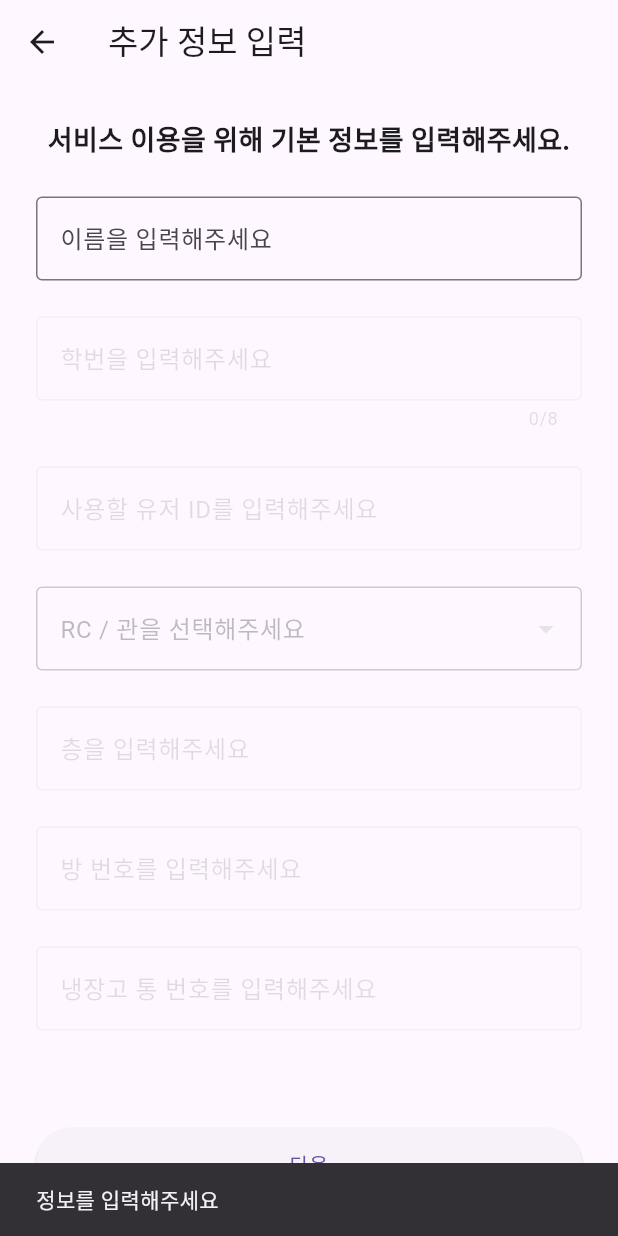
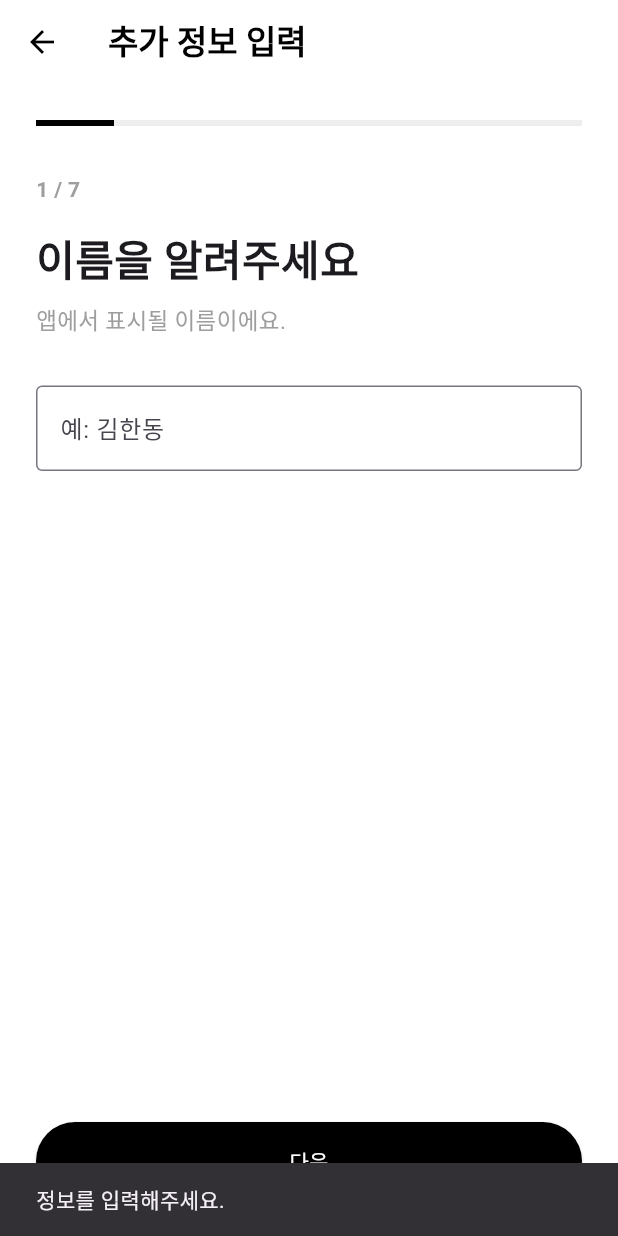
Before and after one commit to jenjemoon/smart-dorm-manager, a Flutter app: the ProfileSetupPage screen opened by its route, after a tap on "다음", on a phone screen of 412 x 824 dp. Run offline on Flutter 3.47's test engine with Material 3 defaults, Android fonts, the phone set to English and light mode, and no system bars; our stand-ins replace camera, cloud_firestore, firebase_auth, firebase_core, firebase_storage, google_sign_in; missing offline and left inert: mobile_scanner; accounts and stored records are empty.

Commit message:
회원가입 추가내용
추가질문 업데이트 완료

```diff
--- a/lib/profile_setup_page.dart
+++ b/lib/profile_setup_page.dart
@@ -11,8 +11,6 @@ class ProfileSetupPage extends StatefulWidget {
 }
 
 class _ProfileSetupPageState extends State<ProfileSetupPage> {
-  final _scrollController = ScrollController();
-
   final _nameController = TextEditingController();
   final _studentNoController = TextEditingController();
   final _userIdController = TextEditingController();
@@ -25,6 +23,7 @@ class _ProfileSetupPageState extends State<ProfileSetupPage> {
 
   int _currentStep = 0;
   bool _isSaving = false;
+  bool _isCheckingUserId = false;
 
   final List<Map<String, String>> _rcOptions = [
     {'rc': '토레이', 'building': '비전관'},
@@ -36,40 +35,27 @@ class _ProfileSetupPageState extends State<ProfileSetupPage> {
     {'rc': '갈대상자', 'building': '갈대상자'},
   ];
 
-  final List<String> _questions = [
-    '이름을 입력해주세요',
+  final List<String> _titles = [
+    '이름을 알려주세요',
     '학번을 입력해주세요',
-    '사용할 유저 ID를 입력해주세요',
+    '사용할 ID를 정해주세요',
     'RC / 관을 선택해주세요',
     '층을 입력해주세요',
     '방 번호를 입력해주세요',
     '냉장고 통 번호를 입력해주세요',
   ];
 
-  Future<void> _nextStep() async {
-    if (!_isCurrentStepValid()) {
-      ScaffoldMessenger.of(context).showSnackBar(
-        const SnackBar(content: Text('정보를 입력해주세요')),
-      );
-      return;
-    }
+  final List<String> _subtitles = [
+    '앱에서 표시될 이름이에요.',
+    '8자리 학번을 입력해주세요.',
+    '다른 사용자와 구분할 ID예요.',
+    '거주 중인 RC와 건물을 선택해주세요.',
+    '현재 거주 중인 층을 입력해주세요.',
+    '방 번호를 숫자로 입력해주세요.',
+    '냉장고에 배정된 통 번호를 입력해주세요.',
+  ];
 
-    if (_currentStep < _questions.length - 1) {
-      setState(() {
-        _currentStep++;
-      });
-
-      await Future.delayed(const Duration(milliseconds: 200));
-
-      _scrollController.animateTo(
-        _currentStep * 120,
-        duration: const Duration(milliseconds: 400),
-        curve: Curves.easeInOut,
-      );
-    } else {
-      await _saveUserInfo();
-    }
-  }
+  bool get _isLastStep => _currentStep == _titles.length - 1;
 
   Future<bool> _isUserIdAvailable(String userId) async {
     final result = await FirebaseFirestore.instance
@@ -85,7 +71,7 @@ class _ProfileSetupPageState extends State<ProfileSetupPage> {
       case 0:
         return _nameController.text.trim().isNotEmpty;
       case 1:
-        return _studentNoController.text.trim().isNotEmpty;
+        return _studentNoController.text.trim().length == 8;
       case 2:
         return _userIdController.text.trim().isNotEmpty;
       case 3:
@@ -101,9 +87,58 @@ class _ProfileSetupPageState extends State<ProfileSetupPage> {
     }
   }
 
+  Future<void> _nextStep() async {
+    if (!_isCurrentStepValid()) {
+      ScaffoldMessenger.of(context).showSnackBar(
+        SnackBar(
+          content: Text(
+            _currentStep == 1 ? '학번은 8자리로 입력해주세요.' : '정보를 입력해주세요.',
+          ),
+        ),
+      );
+      return;
+    }
+
+    if (_currentStep == 2) {
+      setState(() {
+        _isCheckingUserId = true;
+      });
+
+      final available = await _isUserIdAvailable(_userIdController.text.trim());
+
+      if (!mounted) return;
+
+      setState(() {
+        _isCheckingUserId = false;
+      });
+
+      if (!available) {
+        ScaffoldMessenger.of(context).showSnackBar(
+          const SnackBar(content: Text('이미 사용 중인 유저 ID입니다.')),
+        );
+        return;
+      }
+    }
+
+    if (_isLastStep) {
+      await _saveUserInfo();
+    } else {
+      setState(() {
+        _currentStep++;
+      });
+    }
+  }
+
+  void _prevStep() {
+    if (_currentStep == 0) return;
+
+    setState(() {
+      _currentStep--;
+    });
+  }
+
   Future<void> _saveUserInfo() async {
     final user = FirebaseAuth.instance.currentUser;
-
     if (user == null) return;
 
     setState(() {
@@ -130,22 +165,103 @@ class _ProfileSetupPageState extends State<ProfileSetupPage> {
     if (!mounted) return;
 
     ScaffoldMessenger.of(context).showSnackBar(
-      const SnackBar(
-        content: Text('회원가입이 완료되었습니다. 환영합니다!'),
-        duration: Duration(seconds: 2),
-      ),
+      const SnackBar(content: Text('회원가입이 완료되었습니다.')),
     );
-
-    await Future.delayed(const Duration(seconds: 2));
-
-    if (!mounted) return;
 
     Navigator.pushReplacementNamed(context, '/home');
   }
 
+  Widget _buildInput() {
+    switch (_currentStep) {
+      case 0:
+        return _textField(
+          controller: _nameController,
+          hint: '예: 김한동',
+        );
+      case 1:
+        return _textField(
+          controller: _studentNoController,
+          hint: '예: 12345678',
+          keyboardType: TextInputType.number,
+          maxLength: 8,
+          inputFormatters: [FilteringTextInputFormatter.digitsOnly],
+        );
+      case 2:
+        return _textField(
+          controller: _userIdController,
+          hint: '예: handong',
+        );
+      case 3:
+        return DropdownButtonFormField<Map<String, String>>(
+          value: _selectedRc == null
+              ? null
+              : _rcOptions.firstWhere((item) => item['rc'] == _selectedRc),
+          decoration: const InputDecoration(
+            border: OutlineInputBorder(),
+            labelText: 'RC / 관',
+          ),
+          items: _rcOptions.map((item) {
+            return DropdownMenuItem<Map<String, String>>(
+              value: item,
+              child: Text('${item['rc']} (${item['building']})'),
+            );
+          }).toList(),
+          onChanged: (value) {
+            setState(() {
+              _selectedRc = value?['rc'];
+              _selectedBuilding = value?['building'];
+            });
+          },
+        );
+      case 4:
+        return _textField(
+          controller: _floorController,
+          hint: '예: 3',
+          keyboardType: TextInputType.number,
+          inputFormatters: [FilteringTextInputFormatter.digitsOnly],
+        );
+      case 5:
+        return _textField(
+          controller: _roomNoController,
+          hint: '예: 301',
+          keyboardType: TextInputType.number,
+          inputFormatters: [FilteringTextInputFormatter.digitsOnly],
+        );
+      case 6:
+        return _textField(
+          controller: _fridgeContainerController,
+          hint: '예: A3',
+        );
+      default:
+        return const SizedBox.shrink();
+    }
+  }
+
+  Widget _textField({
+    required TextEditingController controller,
+    required String hint,
+    TextInputType keyboardType = TextInputType.text,
+    List<TextInputFormatter>? inputFormatters,
+    int? maxLength,
+  }) {
+    return TextField(
+      controller: controller,
+      keyboardType: keyboardType,
+      inputFormatters: inputFormatters,
+      maxLength: maxLength,
+      decoration: InputDecoration(
+        border: const OutlineInputBorder(),
+        hintText: hint,
+        counterText: '',
+      ),
+      onChanged: (_) {
+        setState(() {});
+      },
+    );
+  }
+
   @override
   void dispose() {
-    _scrollController.dispose();
     _nameController.dispose();
     _studentNoController.dispose();
     _userIdController.dispose();
@@ -155,176 +271,100 @@ class _ProfileSetupPageState extends State<ProfileSetupPage> {
     super.dispose();
   }
 
-  Widget _buildQuestion(int index) {
-    final bool isCurrent = index == _currentStep;
-    final bool isDone = index < _currentStep;
-
-    return AnimatedOpacity(
-      opacity: isCurrent ? 1.0 : 0.35,
-      duration: const Duration(milliseconds: 300),
-      child: Padding(
-        padding: const EdgeInsets.only(bottom: 24),
-        child: index == 3
-            ? _buildRcDropdown(isCurrent, isDone)
-            : _buildTextField(index, isCurrent, isDone),
-      ),
-    );
-  }
-
-  Widget _buildTextField(int index, bool isCurrent, bool isDone) {
-    final controllers = [
-      _nameController,
-      _studentNoController,
-      _userIdController,
-      _floorController,
-      _roomNoController,
-      _fridgeContainerController,
-    ];
-
-    final controllerIndex = index > 3 ? index - 1 : index;
-
-    final controller = controllers[controllerIndex];
-
-    TextInputType keyboardType = TextInputType.text;
-    List<TextInputFormatter>? inputFormatters;
-    int? maxLength;
-
-    // 학번
-    if (index == 1) {
-      keyboardType = TextInputType.number;
-      inputFormatters = [
-        FilteringTextInputFormatter.digitsOnly,
-      ];
-      maxLength = 8;
-    }
-
-    // 층
-    if (index == 4) {
-      keyboardType = TextInputType.number;
-      inputFormatters = [
-        FilteringTextInputFormatter.digitsOnly,
-      ];
-    }
-
-    // 방 번호
-    if (index == 5) {
-      keyboardType = TextInputType.number;
-      inputFormatters = [
-        FilteringTextInputFormatter.digitsOnly,
-      ];
-    }
-
-    return TextField(
-      controller: controller,
-      enabled: isCurrent || isDone,
-      keyboardType: keyboardType,
-      inputFormatters: inputFormatters,
-      maxLength: maxLength,
-      decoration: InputDecoration(
-        labelText: _questions[index],
-        border: const OutlineInputBorder(),
-        suffixIcon: isDone ? const Icon(Icons.check) : null,
-      ),
-
-      onChanged: (value) async {
-
-        // 학번 8자리 자동 다음
-        if (index == 1 && value.length == 8) {
-          await Future.delayed(const Duration(milliseconds: 300));
-          _nextStep();
-        }
-
-        // userId 중복 체크
-        if (index == 2 && value.isNotEmpty) {
-          final available = await _isUserIdAvailable(value.trim());
-
-          if (!mounted) return;
-
-          ScaffoldMessenger.of(context).showSnackBar(
-            SnackBar(
-              content: Text(
-                available ? '사용 가능한 유저 ID입니다' : '이미 사용 중인 유저 ID입니다',
-              ),
-            ),
-          );
-        }
-      },
-    );
-  }
-
-  Widget _buildRcDropdown(bool isCurrent, bool isDone) {
-    return DropdownButtonFormField<Map<String, String>>(
-      value: _selectedRc == null
-          ? null
-          : _rcOptions.firstWhere(
-              (item) => item['rc'] == _selectedRc,
-            ),
-      decoration: InputDecoration(
-        labelText: _questions[3],
-        border: const OutlineInputBorder(),
-        suffixIcon: isDone ? const Icon(Icons.check) : null,
-      ),
-      items: _rcOptions.map((item) {
-        return DropdownMenuItem<Map<String, String>>(
-          value: item,
-          child: Text('${item['rc']} (${item['building']})'),
-        );
-      }).toList(),
-      onChanged: isCurrent || isDone
-          ? (value) async {
-              setState(() {
-                _selectedRc = value?['rc'];
-                _selectedBuilding = value?['building'];
-              });
-
-              await Future.delayed(const Duration(milliseconds: 300));
-
-              if (_currentStep == 3) {
-                _nextStep();
-              }
-            }
-          : null,
-    );
-  }
-
   @override
   Widget build(BuildContext context) {
-    final bool isLastStep = _currentStep == _questions.length - 1;
+    final progress = (_currentStep + 1) / _titles.length;
 
     return Scaffold(
+      backgroundColor: Colors.white,
       appBar: AppBar(
-        title: const Text('추가 정보 입력'),
+        title: const Text(
+          '추가 정보 입력',
+          style: TextStyle(fontWeight: FontWeight.bold),
+        ),
+        backgroundColor: Colors.white,
+        foregroundColor: Colors.black,
+        elevation: 0,
       ),
       body: SafeArea(
         child: Padding(
           padding: const EdgeInsets.all(24),
           child: Column(
+            crossAxisAlignment: CrossAxisAlignment.start,
             children: [
-              const Text(
-                '서비스 이용을 위해 기본 정보를 입력해주세요.',
-                style: TextStyle(fontSize: 18, fontWeight: FontWeight.bold),
+              LinearProgressIndicator(
+                value: progress,
+                backgroundColor: Colors.grey.shade200,
+                color: Colors.black,
               ),
-              const SizedBox(height: 24),
-              Expanded(
-                child: SingleChildScrollView(
-                  controller: _scrollController,
-                  child: Column(
-                    children: List.generate(
-                      _questions.length,
-                      (index) => _buildQuestion(index),
+              const SizedBox(height: 32),
+              Text(
+                '${_currentStep + 1} / ${_titles.length}',
+                style: const TextStyle(
+                  color: Colors.grey,
+                  fontWeight: FontWeight.bold,
+                ),
+              ),
+              const SizedBox(height: 16),
+              AnimatedSwitcher(
+                duration: const Duration(milliseconds: 250),
+                child: Column(
+                  key: ValueKey(_currentStep),
+                  crossAxisAlignment: CrossAxisAlignment.start,
+                  children: [
+                    Text(
+                      _titles[_currentStep],
+                      style: const TextStyle(
+                        fontSize: 28,
+                        fontWeight: FontWeight.bold,
+                      ),
+                    ),
+                    const SizedBox(height: 8),
+                    Text(
+                      _subtitles[_currentStep],
+                      style: const TextStyle(
+                        color: Colors.grey,
+                        fontSize: 15,
+                      ),
+                    ),
+                    const SizedBox(height: 32),
+                    _buildInput(),
+                  ],
+                ),
+              ),
+              const Spacer(),
+              Row(
+                children: [
+                  if (_currentStep > 0)
+                    Expanded(
+                      child: OutlinedButton(
+                        onPressed: _isSaving ? null : _prevStep,
+                        child: const Text('이전'),
+                      ),
+                    ),
+                  if (_currentStep > 0) const SizedBox(width: 12),
+                  Expanded(
+                    child: ElevatedButton(
+                      onPressed:
+                          (_isSaving || _isCheckingUserId) ? null : _nextStep,
+                      style: ElevatedButton.styleFrom(
+                        backgroundColor: Colors.black,
+                        foregroundColor: Colors.white,
+                        minimumSize: const Size(double.infinity, 52),
+                      ),
+                      child: _isSaving || _isCheckingUserId
+                          ? const SizedBox(
+                              width: 22,
+                              height: 22,
+                              child: CircularProgressIndicator(
+                                strokeWidth: 2,
+                                color: Colors.white,
+                              ),
+                            )
+                          : Text(_isLastStep ? '가입 완료' : '다음'),
                     ),
                   ),
-                ),
-              ),
-              SizedBox(
-                width: double.infinity,
-                height: 48,
-                child: ElevatedButton(
-                  onPressed: _isSaving ? null : _nextStep,
-                  child: _isSaving
-                      ? const CircularProgressIndicator()
-                      : Text(isLastStep ? '가입 완료' : '다음'),
-                ),
+                ],
               ),
             ],
           ),
```
